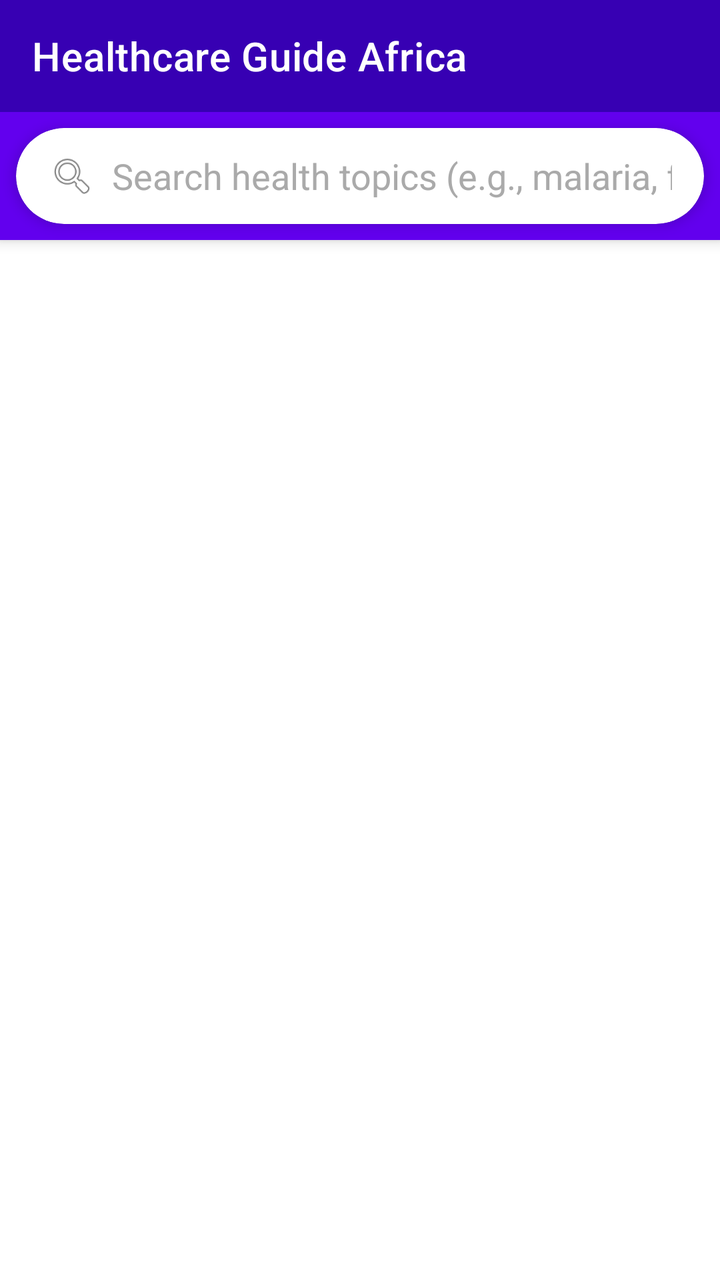
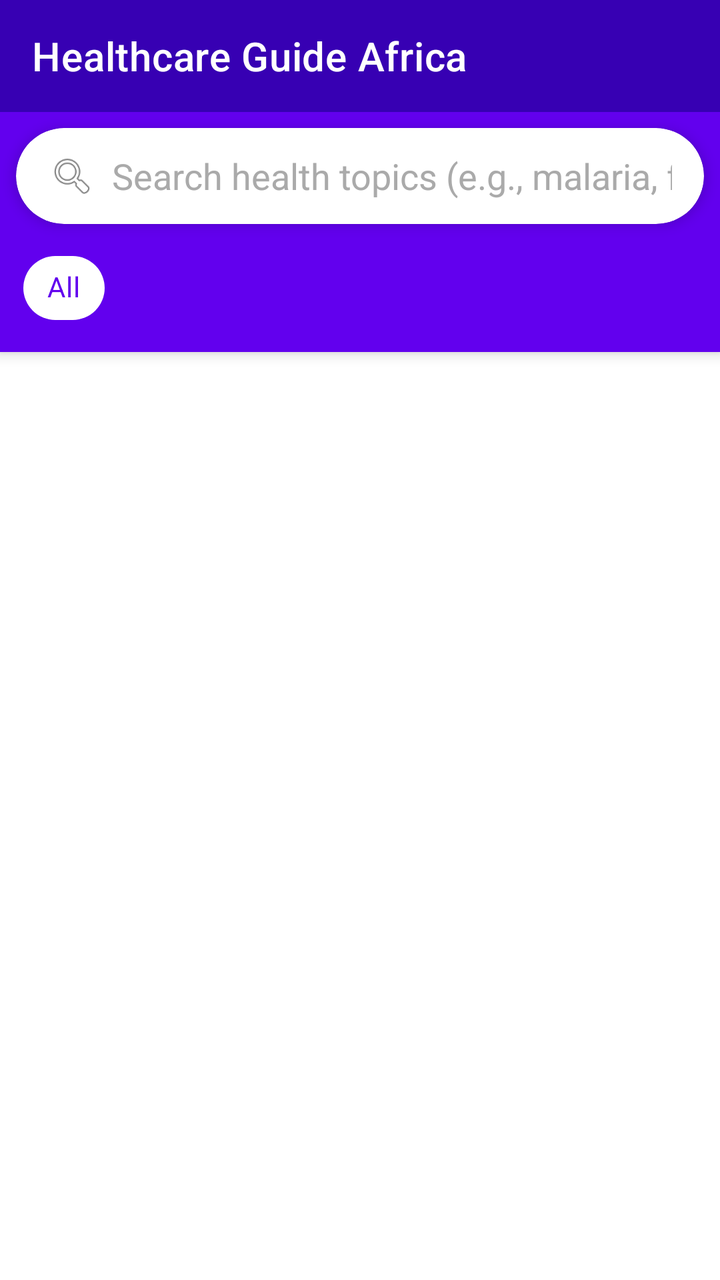

Screens rendered from an Android XML layout before and after an edit, with the pre-edit source and the edit as a unified diff.
<!-- AndroidManifest.xml: application theme Theme.HelloApp -->
<!-- res/layout/activity_main.xml -->
<?xml version="1.0" encoding="utf-8"?>
<androidx.coordinatorlayout.widget.CoordinatorLayout xmlns:android="http://schemas.android.com/apk/res/android"
    xmlns:app="http://schemas.android.com/apk/res-auto"
    xmlns:tools="http://schemas.android.com/tools"
    android:layout_width="match_parent"
    android:layout_height="match_parent"
    tools:context=".MainActivity">

    <com.google.android.material.appbar.AppBarLayout
        android:layout_width="match_parent"
        android:layout_height="wrap_content"
        android:theme="@style/ThemeOverlay.MaterialComponents.Dark.ActionBar">

        <com.google.android.material.appbar.MaterialToolbar
            android:id="@+id/toolbar"
            android:layout_width="match_parent"
            android:layout_height="?attr/actionBarSize"
            android:background="@color/purple_700"
            app:title="@string/app_name"
            app:titleTextColor="@android:color/white" />

        <com.google.android.material.card.MaterialCardView
            android:layout_width="match_parent"
            android:layout_height="wrap_content"
            android:layout_margin="8dp"
            app:cardCornerRadius="24dp"
            app:cardElevation="4dp">

            <LinearLayout
                android:layout_width="match_parent"
                android:layout_height="wrap_content"
                android:orientation="horizontal"
                android:gravity="center_vertical"
                android:paddingHorizontal="16dp">

                <ImageView
                    android:layout_width="24dp"
                    android:layout_height="24dp"
                    android:src="@android:drawable/ic_menu_search"
                    android:contentDescription="@string/search_icon_desc" />

                <EditText
                    android:id="@+id/searchEditText"
                    android:layout_width="0dp"
                    android:layout_height="48dp"
                    android:layout_weight="1"
                    android:layout_marginStart="8dp"
                    android:background="@android:color/transparent"
                    android:hint="@string/search_hint"
                    android:textColorHint="@android:color/darker_gray"
                    android:textColor="@android:color/black"
                    android:inputType="text"
                    android:imeOptions="actionSearch"
                    android:singleLine="true" />

                <ImageView
                    android:id="@+id/clearSearchButton"
                    android:layout_width="24dp"
                    android:layout_height="24dp"
                    android:src="@android:drawable/ic_menu_close_clear_cancel"
                    android:contentDescription="@string/clear_search_desc"
                    android:visibility="gone"
                    android:clickable="true"
                    android:focusable="true" />

            </LinearLayout>

        </com.google.android.material.card.MaterialCardView>

    </com.google.android.material.appbar.AppBarLayout>

    <FrameLayout
        android:layout_width="match_parent"
        android:layout_height="match_parent"
        app:layout_behavior="@string/appbar_scrolling_view_behavior">

        <androidx.recyclerview.widget.RecyclerView
            android:id="@+id/articlesRecyclerView"
            android:layout_width="match_parent"
            android:layout_height="match_parent"
            android:padding="8dp"
            tools:listitem="@layout/item_article" />

        <TextView
            android:id="@+id/emptyStateText"
            android:layout_width="match_parent"
            android:layout_height="match_parent"
            android:gravity="center"
            android:text="@string/no_articles"
            android:textSize="16sp"
            android:visibility="gone" />

    </FrameLayout>

</androidx.coordinatorlayout.widget.CoordinatorLayout>
<!-- res/layout/item_article.xml (included above) -->
<?xml version="1.0" encoding="utf-8"?>
<com.google.android.material.card.MaterialCardView xmlns:android="http://schemas.android.com/apk/res/android"
    xmlns:app="http://schemas.android.com/apk/res-auto"
    android:layout_width="match_parent"
    android:layout_height="wrap_content"
    android:layout_margin="8dp"
    app:cardCornerRadius="8dp"
    app:cardElevation="4dp">

    <LinearLayout
        android:layout_width="match_parent"
        android:layout_height="wrap_content"
        android:orientation="vertical"
        android:padding="16dp">

        <TextView
            android:id="@+id/articleTitle"
            android:layout_width="match_parent"
            android:layout_height="wrap_content"
            android:textSize="18sp"
            android:textStyle="bold"
            android:textColor="@android:color/black"
            android:maxLines="2"
            android:ellipsize="end" />

        <TextView
            android:id="@+id/articleSummary"
            android:layout_width="match_parent"
            android:layout_height="wrap_content"
            android:layout_marginTop="8dp"
            android:textSize="14sp"
            android:textColor="@android:color/darker_gray"
            android:maxLines="3"
            android:ellipsize="end" />

        <LinearLayout
            android:layout_width="match_parent"
            android:layout_height="wrap_content"
            android:layout_marginTop="8dp"
            android:orientation="horizontal">

            <TextView
                android:id="@+id/articleCategory"
                android:layout_width="wrap_content"
                android:layout_height="wrap_content"
                android:textSize="12sp"
                android:textColor="@color/purple_500"
                android:background="?attr/selectableItemBackground"
                android:padding="4dp" />

            <TextView
                android:id="@+id/articleSource"
                android:layout_width="0dp"
                android:layout_height="wrap_content"
                android:layout_weight="1"
                android:textSize="12sp"
                android:textColor="@android:color/darker_gray"
                android:gravity="end"
                android:layout_marginStart="8dp" />

        </LinearLayout>

    </LinearLayout>

</com.google.android.material.card.MaterialCardView>
<!-- resources referenced by this layout -->
<resources>
  <color name="purple_500">#FF6200EE</color>
  <color name="purple_700">#FF3700B3</color>
  <string name="app_name">Healthcare Guide Africa</string>
  <string name="clear_search_desc">Clear search</string>
  <string name="no_articles">No articles available.\nTap the refresh button to load articles.</string>
  <string name="search_hint">Search health topics (e.g., malaria, fever)</string>
  <string name="search_icon_desc">Search icon</string>
  <style name="Theme.HelloApp" parent="Theme.MaterialComponents.DayNight.NoActionBar">
          <item name="colorPrimary">@color/purple_500</item>
          <item name="colorPrimaryVariant">@color/purple_700</item>
          <item name="colorOnPrimary">@color/white</item>
          <item name="colorSecondary">@color/teal_200</item>
          <item name="colorSecondaryVariant">@color/teal_700</item>
          <item name="colorOnSecondary">@color/black</item>
          <item name="android:statusBarColor">?attr/colorPrimaryVariant</item>
      </style>
  <color name="white">#FFFFFFFF</color>
  <color name="teal_200">#FF03DAC5</color>
  <color name="teal_700">#FF018786</color>
  <color name="black">#FF000000</color>
</resources>

<!-- the commit's change to res/layout/activity_main.xml (unified diff, before → after) -->
@@ -22,7 +22,8 @@
         <com.google.android.material.card.MaterialCardView
             android:layout_width="match_parent"
             android:layout_height="wrap_content"
-            android:layout_margin="8dp"
+            android:layout_marginHorizontal="8dp"
+            android:layout_marginTop="8dp"
             app:cardCornerRadius="24dp"
             app:cardElevation="4dp">
 
@@ -67,6 +68,36 @@
 
         </com.google.android.material.card.MaterialCardView>
 
+        
+        <HorizontalScrollView
+            android:layout_width="match_parent"
+            android:layout_height="wrap_content"
+            android:scrollbars="none"
+            android:paddingVertical="8dp"
+            android:clipToPadding="false">
+
+            <com.google.android.material.chip.ChipGroup
+                android:id="@+id/categoryChipGroup"
+                android:layout_width="wrap_content"
+                android:layout_height="wrap_content"
+                android:paddingHorizontal="8dp"
+                app:singleSelection="true"
+                app:selectionRequired="false">
+
+                <com.google.android.material.chip.Chip
+                    android:id="@+id/chipAll"
+                    style="@style/Widget.MaterialComponents.Chip.Choice"
+                    android:layout_width="wrap_content"
+                    android:layout_height="wrap_content"
+                    android:text="@string/all_categories"
+                    android:checked="true"
+                    app:chipBackgroundColor="@color/chip_background_color"
+                    app:checkedIconVisible="false" />
+
+            </com.google.android.material.chip.ChipGroup>
+
+        </HorizontalScrollView>
+
     </com.google.android.material.appbar.AppBarLayout>
 
     <FrameLayout
@@ -106,56 +137,77 @@
     <LinearLayout
         android:layout_width="match_parent"
         android:layout_height="wrap_content"
-        android:orientation="vertical"
+        android:orientation="horizontal"
         android:padding="16dp">
 
-        <TextView
-            android:id="@+id/articleTitle"
-            android:layout_width="match_parent"
+        <LinearLayout
+            android:layout_width="0dp"
             android:layout_height="wrap_content"
-            android:textSize="18sp"
-            android:textStyle="bold"
-            android:textColor="@android:color/black"
-            android:maxLines="2"
-            android:ellipsize="end" />
-
-        <TextView
-            android:id="@+id/articleSummary"
-            android:layout_width="match_parent"
-            android:layout_height="wrap_content"
-            android:layout_marginTop="8dp"
-            android:textSize="14sp"
-            android:textColor="@android:color/darker_gray"
-            android:maxLines="3"
-            android:ellipsize="end" />
-
-        <LinearLayout
-            android:layout_width="match_parent"
-            android:layout_height="wrap_content"
-            android:layout_marginTop="8dp"
-            android:orientation="horizontal">
+            android:layout_weight="1"
+            android:orientation="vertical">
 
             <TextView
-                android:id="@+id/articleCategory"
-                android:layout_width="wrap_content"
-                android:layout_height="wrap_content"
-                android:textSize="12sp"
-                android:textColor="@color/purple_500"
-                android:background="?attr/selectableItemBackground"
-                android:padding="4dp" />
+                android:id="@+id/articleTitle"
+                android:layout_width="match_parent"
+                android:layout_height="wrap_content"
+                android:textSize="18sp"
+                android:textStyle="bold"
+                android:textColor="@android:color/black"
+                android:maxLines="2"
+                android:ellipsize="end" />
 
             <TextView
-                android:id="@+id/articleSource"
-                android:layout_width="0dp"
-                android:layout_height="wrap_content"
-                android:layout_weight="1"
-                android:textSize="12sp"
+                android:id="@+id/articleSummary"
+                android:layout_width="match_parent"
+                android:layout_height="wrap_content"
+                android:layout_marginTop="8dp"
+                android:textSize="14sp"
                 android:textColor="@android:color/darker_gray"
-                android:gravity="end"
-                android:layout_marginStart="8dp" />
+                android:maxLines="3"
+                android:ellipsize="end" />
+
+            <LinearLayout
+                android:layout_width="match_parent"
+                android:layout_height="wrap_content"
+                android:layout_marginTop="8dp"
+                android:orientation="horizontal">
+
+                <TextView
+                    android:id="@+id/articleCategory"
+                    android:layout_width="wrap_content"
+                    android:layout_height="wrap_content"
+                    android:textSize="12sp"
+                    android:textColor="@color/purple_500"
+                    android:background="?attr/selectableItemBackground"
+                    android:padding="4dp" />
+
+                <TextView
+                    android:id="@+id/articleSource"
+                    android:layout_width="0dp"
+                    android:layout_height="wrap_content"
+                    android:layout_weight="1"
+                    android:textSize="12sp"
+                    android:textColor="@android:color/darker_gray"
+                    android:gravity="end"
+                    android:layout_marginStart="8dp" />
+
+            </LinearLayout>
 
         </LinearLayout>
 
+        <ImageView
+            android:id="@+id/favoriteButton"
+            android:layout_width="36dp"
+            android:layout_height="36dp"
+            android:layout_gravity="top"
+            android:layout_marginStart="8dp"
+            android:padding="6dp"
+            android:src="@android:drawable/btn_star_big_off"
+            android:background="?attr/selectableItemBackgroundBorderless"
+            android:contentDescription="@string/favorite_desc"
+            android:clickable="true"
+            android:focusable="true" />
+
     </LinearLayout>
 
 </com.google.android.material.card.MaterialCardView>
<!-- resource entries referenced after the edit -->
@@ -2,8 +2,10 @@
 <resources>
   <color name="purple_500">#FF6200EE</color>
   <color name="purple_700">#FF3700B3</color>
+  <string name="all_categories">All</string>
   <string name="app_name">Healthcare Guide Africa</string>
   <string name="clear_search_desc">Clear search</string>
+  <string name="favorite_desc">Add to favorites</string>
   <string name="no_articles">No articles available.\nTap the refresh button to load articles.</string>
   <string name="search_hint">Search health topics (e.g., malaria, fever)</string>
   <string name="search_icon_desc">Search icon</string>
